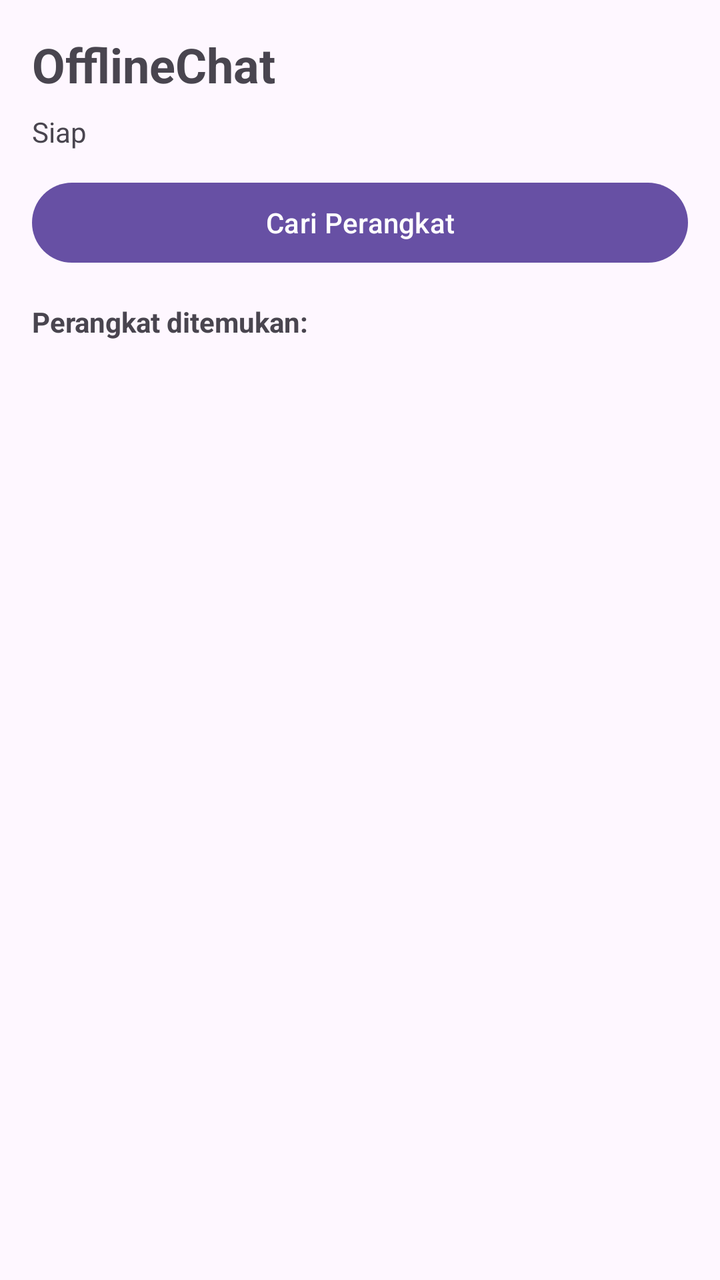
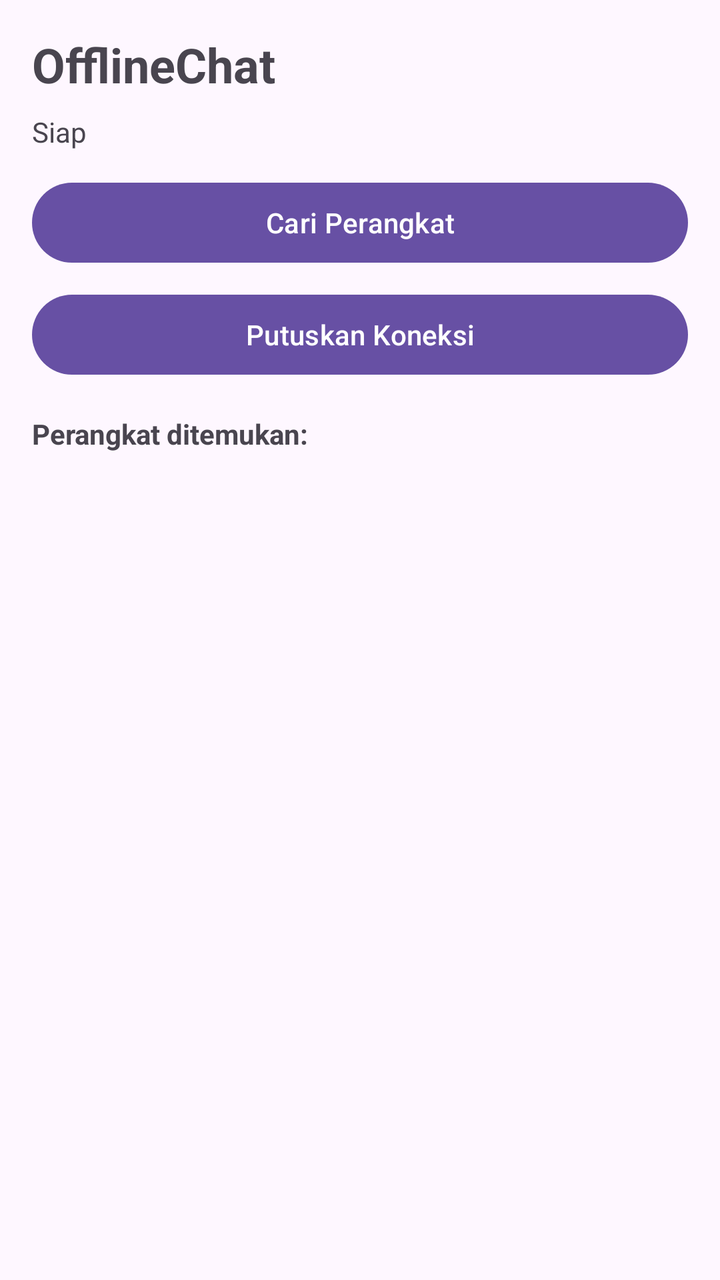

The first picture is an Android layout as it rendered before a commit; the second is the same layout after the commit. The layout source and the unified diff follow.
<!-- AndroidManifest.xml: application theme Theme.Material3.DayNight.NoActionBar -->
<!-- res/layout/activity_main.xml -->
<?xml version="1.0" encoding="utf-8"?>
<LinearLayout xmlns:android="http://schemas.android.com/apk/res/android"
    android:layout_width="match_parent"
    android:layout_height="match_parent"
    android:orientation="vertical"
    android:padding="16dp">

    <TextView
        android:layout_width="match_parent"
        android:layout_height="wrap_content"
        android:text="OfflineChat"
        android:textSize="24sp"
        android:textStyle="bold"
        android:paddingBottom="8dp" />

    <TextView
        android:id="@+id/statusText"
        android:layout_width="match_parent"
        android:layout_height="wrap_content"
        android:text="Siap"
        android:textSize="14sp"
        android:paddingBottom="12dp" />

    <Button
        android:id="@+id/btnScan"
        android:layout_width="match_parent"
        android:layout_height="wrap_content"
        android:text="Cari Perangkat" />

    <TextView
        android:layout_width="match_parent"
        android:layout_height="wrap_content"
        android:text="Perangkat ditemukan:"
        android:paddingTop="16dp"
        android:paddingBottom="8dp"
        android:textStyle="bold" />

    <androidx.recyclerview.widget.RecyclerView
        android:id="@+id/peerList"
        android:layout_width="match_parent"
        android:layout_height="0dp"
        android:layout_weight="1" />
</LinearLayout>
<!-- resources referenced by this layout -->
<resources>

</resources>

<!-- the commit's change to res/layout/activity_main.xml (unified diff, before → after) -->
@@ -27,6 +27,13 @@
         android:layout_height="wrap_content"
         android:text="Cari Perangkat" />
 
+    <Button
+        android:id="@+id/btnDisconnect"
+        android:layout_width="match_parent"
+        android:layout_height="wrap_content"
+        android:layout_marginTop="8dp"
+        android:text="Putuskan Koneksi" />
+
     <TextView
         android:layout_width="match_parent"
         android:layout_height="wrap_content"
